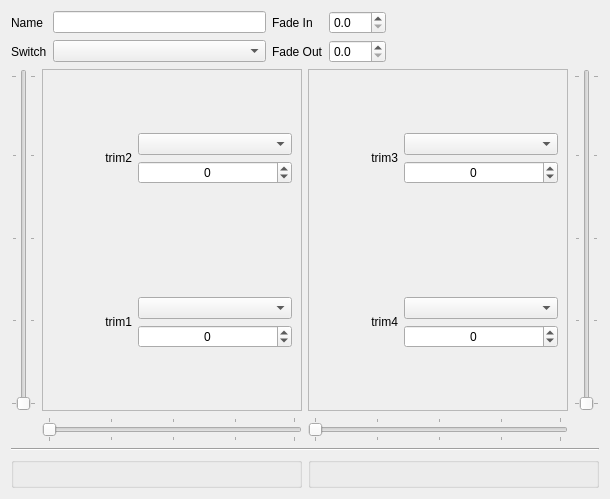
Old version of the form companion/src/modeledit/flightmode.ui in the repository opentx/opentx.
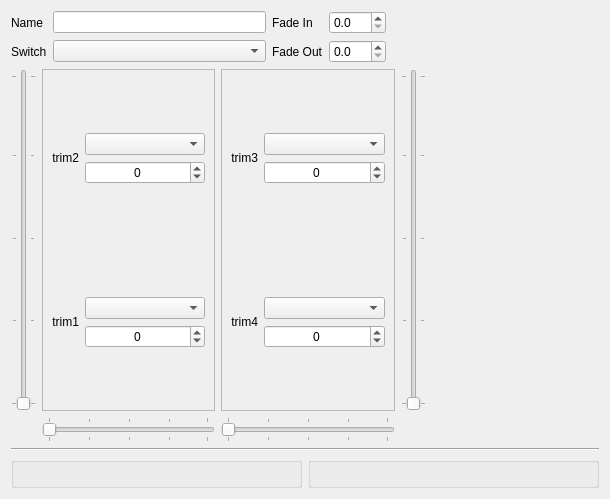
New version of the form.

Commit message: A few minor adjustments to modeledit to give it a more consistent layout for both Taranis and 9x.

The edit to the form file:
```diff
--- a/companion/src/modeledit/flightmode.ui
+++ b/companion/src/modeledit/flightmode.ui
@@ -165,7 +165,7 @@
        </property>
        <layout class="QVBoxLayout" name="verticalLayout_2">
         <item>
-         <layout class="QGridLayout" name="leftTrims_3" columnstretch="0,1" columnminimumwidth="80,0">
+         <layout class="QGridLayout" name="leftTrims_3" columnstretch="0,1">
           <item row="1" column="0">
            <widget class="QLabel" name="trim1Label">
             <property name="text">
@@ -299,7 +299,7 @@
        </property>
        <layout class="QVBoxLayout" name="verticalLayout_3">
         <item>
-         <layout class="QGridLayout" name="righTrims_2" columnstretch="0,1" columnminimumwidth="80,0">
+         <layout class="QGridLayout" name="righTrims_2" columnstretch="0,1">
           <item row="1" column="0">
            <widget class="QLabel" name="trim4Label">
             <property name="text">
@@ -423,6 +423,19 @@
        </layout>
       </widget>
      </item>
+     <item row="0" column="4">
+      <spacer name="horizontalSpacer">
+       <property name="orientation">
+        <enum>Qt::Horizontal</enum>
+       </property>
+       <property name="sizeHint" stdset="0">
+        <size>
+         <width>40</width>
+         <height>20</height>
+        </size>
+       </property>
+      </spacer>
+     </item>
     </layout>
    </item>
    <item>
```
The commit also changes 4 other files.
